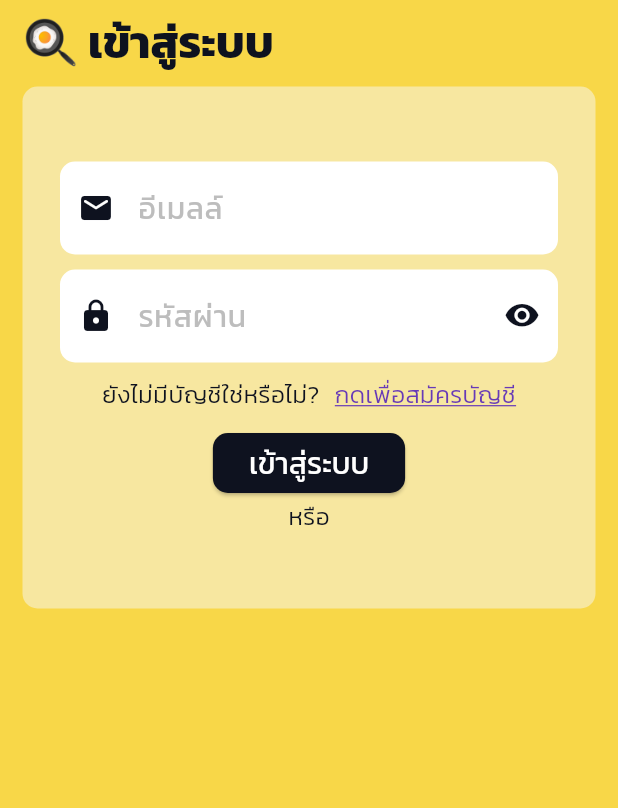
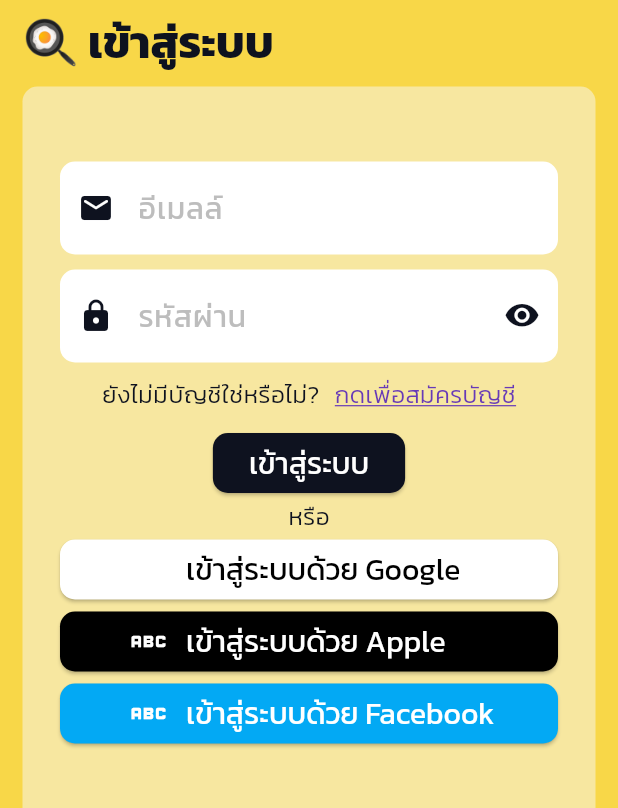
Before and after one commit to thg1rb/my-recipe, a Flutter app: the screen it shows after launch, after a tap on the "add" icon, on a phone screen of 412 x 824 dp, the part 428-1236 px from its top. Run offline on Flutter 3.47's test engine with Material 3 defaults, Android fonts, the phone set to English and light mode, and no system bars; our stand-ins replace firebase_auth, firebase_core, flutter_riverpod, google_sign_in; accounts and stored records are empty.

Commit message:
Sign In Manually and Google Authentication (Not Done Yet)

```diff
--- a/lib/main.dart
+++ b/lib/main.dart
@@ -7,8 +7,12 @@ import 'package:my_recipe/screens/bookmark_screen.dart';
 import 'package:my_recipe/screens/home_screen.dart';
 import 'package:my_recipe/screens/profile_screen.dart';
 import 'package:my_recipe/widgets/navigation_bar/bottom_navbar.dart';
+import 'package:firebase_core/firebase_core.dart';
+import 'firebase_options.dart';
 
-void main() {
+void main() async {
+  WidgetsFlutterBinding.ensureInitialized(); // Ensure that widget binding is initialized before calling Firebase.initializeApp()
+  await Firebase.initializeApp(options: DefaultFirebaseOptions.currentPlatform);
   runApp(ProviderScope(child: MyApp()));
 }
 
--- a/lib/screens/login_screen.dart
+++ b/lib/screens/login_screen.dart
@@ -1,5 +1,6 @@
 import 'package:flutter/material.dart';
 import 'package:my_recipe/screens/register_screen.dart';
+import 'package:my_recipe/services/auth_services.dart';
 
 class LoginScreen extends StatelessWidget {
   const LoginScreen({super.key});
@@ -49,6 +50,8 @@ class _LoginFormState extends State<_LoginForm> {
 
   // Obsecured the Passwords: (Default) invisible passwords
   bool _isObsecureText = true;
+
+  final AuthServices _authServices = AuthServices();
 
   @override
   void dispose() {
@@ -177,7 +180,10 @@ class _LoginFormState extends State<_LoginForm> {
                     ElevatedButton(
                       onPressed: () {
                         if (_formKey.currentState!.validate()) {
-                          print("Login Sucessfully!");
+                          AuthServices().signInWithManual(
+                            _emailController.text,
+                            _passwordController.text,
+                          );
                         }
                       },
                       child: Text("เข้าสู่ระบบ"),
@@ -189,8 +195,63 @@ class _LoginFormState extends State<_LoginForm> {
           ),
           Text("หรือ", style: Theme.of(context).textTheme.bodyMedium),
           // Firebase Google & Facebook LoginButton //
+          _SignInButton(
+            title: "เข้าสู่ระบบด้วย Google",
+            titleColor: Colors.black,
+            backgroundColor: Colors.white,
+            onSignIn: () {
+              _authServices.signInWithGoogle();
+            },
+          ),
+          _SignInButton(
+            title: "เข้าสู่ระบบด้วย Apple",
+            titleColor: Colors.white,
+            backgroundColor: Colors.black,
+            onSignIn: () {},
+          ),
+          _SignInButton(
+            title: "เข้าสู่ระบบด้วย Facebook",
+            titleColor: Colors.white,
+            backgroundColor: Colors.lightBlue,
+            onSignIn: () {},
+          ),
         ],
       ),
     );
   }
 }
+
+class _SignInButton extends StatelessWidget {
+  const _SignInButton({
+    required String title,
+    required Color titleColor,
+    required Color backgroundColor,
+    required void Function() onSignIn,
+  }) : _title = title,
+       _titleColor = titleColor,
+       _backgroundColor = backgroundColor,
+       _onSignIn = onSignIn;
+
+  final String _title;
+  final Color _titleColor;
+  final Color _backgroundColor;
+  final void Function() _onSignIn;
+
+  @override
+  Widget build(BuildContext context) {
+    return ElevatedButton(
+      onPressed: _onSignIn,
+      style: ElevatedButton.styleFrom(backgroundColor: _backgroundColor),
+      child: Padding(
+        padding: const EdgeInsets.symmetric(horizontal: 20),
+        child: Row(
+          children: [
+            Icon(Icons.abc, size: 30),
+            SizedBox(width: 10),
+            Text(_title, style: TextStyle(color: _titleColor)),
+          ],
+        ),
+      ),
+    );
+  }
+}
--- a/pubspec.yaml
+++ b/pubspec.yaml
@@ -34,6 +34,9 @@ dependencies:
   # The following adds the Cupertino Icons font to your application.
   # Use with the CupertinoIcons class for iOS style icons.
   cupertino_icons: ^1.0.8
+  firebase_core: ^3.12.1
+  firebase_auth: ^5.5.1
+  google_sign_in: ^6.3.0
 
 dev_dependencies:
   flutter_test:
```
Also changed, not shown: lib/services/auth_services.dart (added, +72 -0 lines), firebase.json (added), lib/firebase_options.dart (added), 17 other files.
